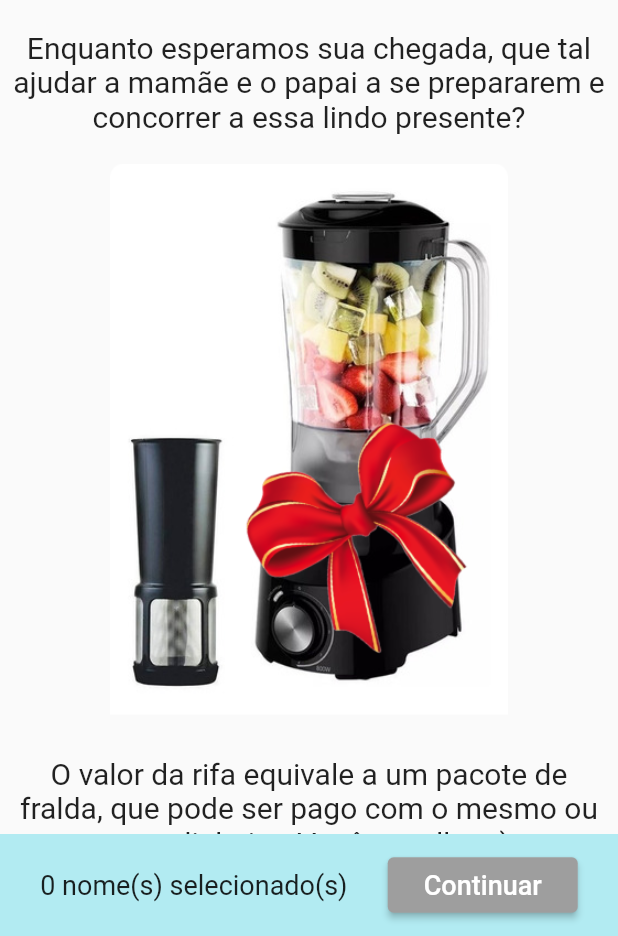
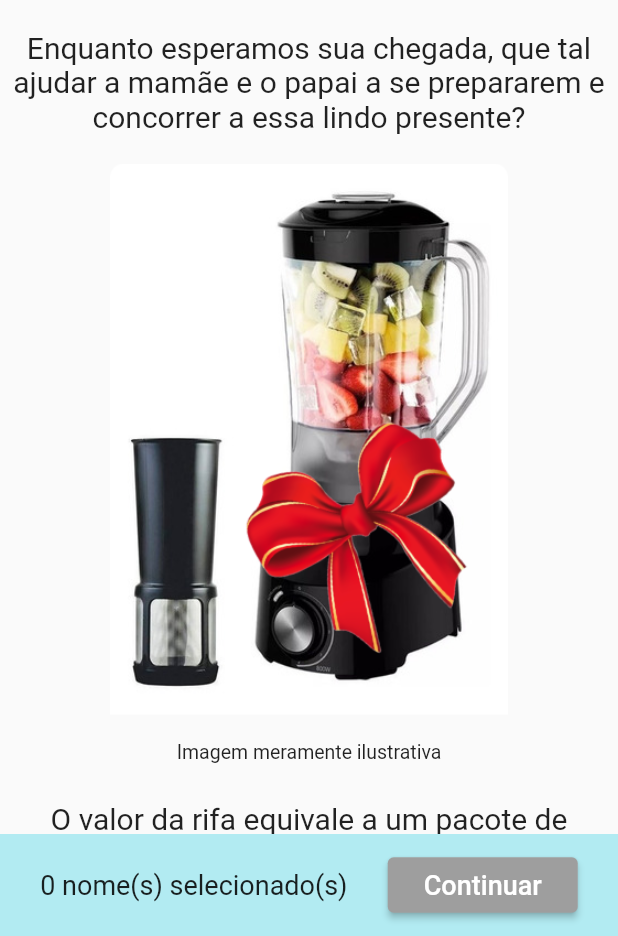
Before and after one commit to yagoliveira92/rafflesys, a Flutter app: the screen it shows after launch, on a phone screen of 412 x 824 dp, the part 300-1236 px from its top. Run offline on Flutter 3.47's test engine with Material 2 defaults, Android fonts, the phone set to English and light mode, and no system bars; our stand-ins replace bloc, cloud_firestore, currency_text_input_formatter, firebase_core, flutter_bloc, google_fonts; accounts and stored records are empty.

```diff
--- a/lib/app/features/home_page/presentation/pages/home_page_screen.dart
+++ b/lib/app/features/home_page/presentation/pages/home_page_screen.dart
@@ -107,6 +107,21 @@ class HomePageScreen extends StatelessWidget {
             ),
           ),
           SliverToBoxAdapter(
+            child: Center(
+              child: Text(
+                'Imagem meramente ilustrativa',
+                style: TextStyle(
+                  fontSize: 13.0,
+                ),
+              ),
+            ),
+          ),
+          SliverToBoxAdapter(
+            child: SizedBox(
+              height: 15.0,
+            ),
+          ),
+          SliverToBoxAdapter(
             child: Padding(
               padding: EdgeInsets.all(10.0),
               child: Column(
```
Also changed, not shown: 2 other files.
